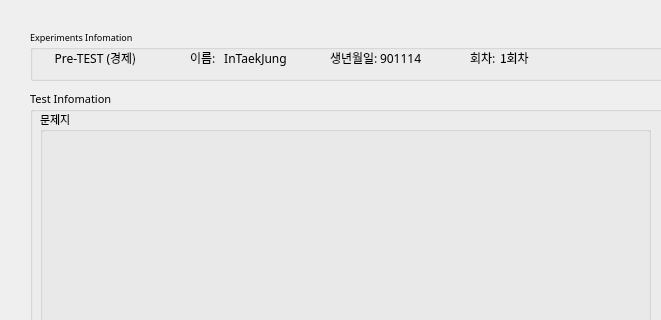
PsycIT/Edu_Exp_App, file ui/test_widget.ui: the form before one commit; both pictures show x 0 to 661 and y 0 to 320 of the 803 by 876 pixel window.
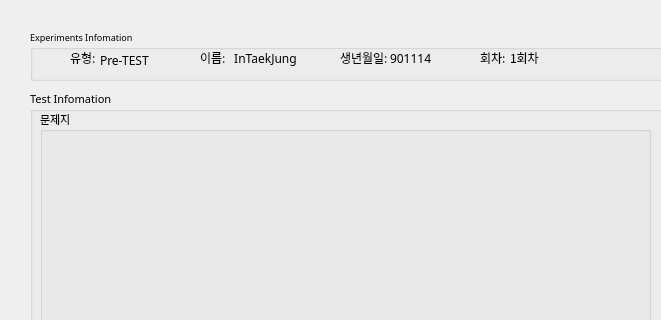
The form after the commit.

Diff of the .ui file:
```diff
--- a/ui/test_widget.ui
+++ b/ui/test_widget.ui
@@ -47,7 +47,7 @@
    <widget class="QLabel" name="nameLabel2">
     <property name="geometry">
      <rect>
-      <x>190</x>
+      <x>200</x>
       <y>20</y>
       <width>71</width>
       <height>16</height>
@@ -69,10 +69,10 @@
    <widget class="QLabel" name="test_title">
     <property name="geometry">
      <rect>
-      <x>20</x>
+      <x>70</x>
       <y>20</y>
-      <width>91</width>
-      <height>16</height>
+      <width>71</width>
+      <height>20</height>
      </rect>
     </property>
     <property name="font">
@@ -81,16 +81,16 @@
      </font>
     </property>
     <property name="text">
-     <string>Pre-TEST (경제)</string>
+     <string>Pre-TEST</string>
     </property>
     <property name="alignment">
-     <set>Qt::AlignCenter</set>
+     <set>Qt::AlignLeading|Qt::AlignLeft|Qt::AlignVCenter</set>
     </property>
    </widget>
    <widget class="QLabel" name="expCntLabel2">
     <property name="geometry">
      <rect>
-      <x>470</x>
+      <x>480</x>
       <y>20</y>
       <width>41</width>
       <height>16</height>
@@ -108,7 +108,7 @@
    <widget class="QLabel" name="name2">
     <property name="geometry">
      <rect>
-      <x>160</x>
+      <x>170</x>
       <y>20</y>
       <width>31</width>
       <height>16</height>
@@ -126,7 +126,7 @@
    <widget class="QLabel" name="expCnt2">
     <property name="geometry">
      <rect>
-      <x>440</x>
+      <x>450</x>
       <y>20</y>
       <width>31</width>
       <height>16</height>
@@ -144,7 +144,7 @@
    <widget class="QLabel" name="birth_2">
     <property name="geometry">
      <rect>
-      <x>300</x>
+      <x>310</x>
       <y>20</y>
       <width>51</width>
       <height>16</height>
@@ -162,7 +162,7 @@
    <widget class="QLabel" name="birthLabel2">
     <property name="geometry">
      <rect>
-      <x>350</x>
+      <x>360</x>
       <y>20</y>
       <width>51</width>
       <height>16</height>
@@ -177,6 +177,24 @@
      <string>901114</string>
     </property>
    </widget>
+   <widget class="QLabel" name="expType2">
+    <property name="geometry">
+     <rect>
+      <x>40</x>
+      <y>20</y>
+      <width>31</width>
+      <height>16</height>
+     </rect>
+    </property>
+    <property name="font">
+     <font>
+      <pointsize>9</pointsize>
+     </font>
+    </property>
+    <property name="text">
+     <string>유형:</string>
+    </property>
+   </widget>
   </widget>
   <widget class="QGroupBox" name="TeInfoGBox">
    <property name="geometry">
```
Left out of the diff: 2 changed lines with no effect on the pictures.
